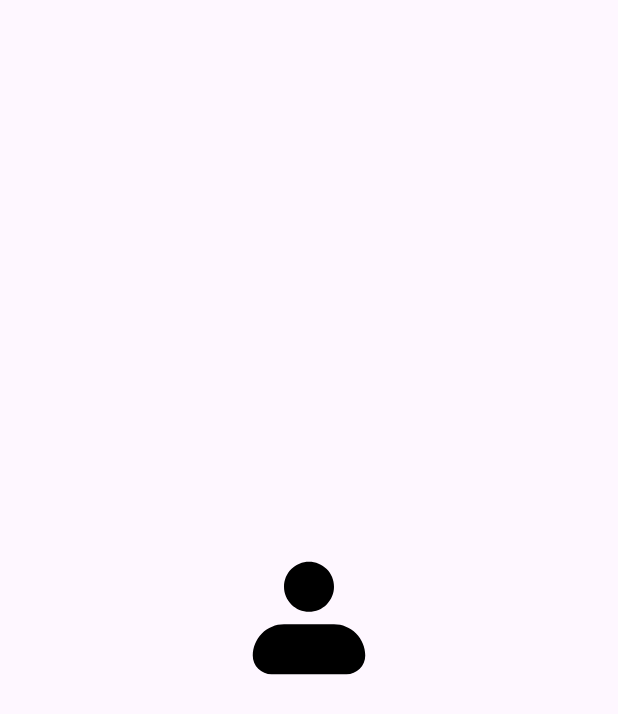
After one commit to ChiragNikam/SevaSahyog, an Android app built with Jetpack Compose: the composable SplashScreen shown on its own in the app's theme, on a phone screen of 412 x 824 dp. The commit adds this screen. Shown: the top 714 px of the screen. Run offline under Robolectric (Android 15) with nearby library versions, the phone set to English and light mode, and no system bars.

Commit message:
api - do login every time as the user reopens the app for token, only if the user is already logged in

```diff
--- /dev/null
+++ b/app/src/main/java/com/learn/sevasahyog/SplashScreen.kt
@@ -0,0 +1,76 @@
+package com.learn.sevasahyog
+
+import android.util.Log
+import android.window.SplashScreen
+import androidx.compose.foundation.Image
+import androidx.compose.foundation.layout.Box
+import androidx.compose.foundation.layout.fillMaxSize
+import androidx.compose.foundation.layout.size
+import androidx.compose.material3.MaterialTheme
+import androidx.compose.material3.Surface
+import androidx.compose.runtime.Composable
+import androidx.compose.runtime.LaunchedEffect
+import androidx.compose.runtime.rememberCoroutineScope
+import androidx.compose.ui.Alignment
+import androidx.compose.ui.Modifier
+import androidx.compose.ui.platform.LocalContext
+import androidx.compose.ui.res.painterResource
+import androidx.compose.ui.unit.dp
+import com.learn.sevasahyog.auth.data.AuthService
+import com.learn.sevasahyog.auth.data.dataclass.SignInRequest
+import com.learn.sevasahyog.auth.domain.SessionManager
+import com.learn.sevasahyog.auth.repo.AuthRepo
+import kotlinx.coroutines.async
+import kotlinx.coroutines.delay
+import kotlinx.coroutines.launch
+
+@Composable
+fun SplashScreen(modifier: Modifier = Modifier, onTimeout: (isLoggedIn: Boolean, userType: String?, isLoginSuccess: Boolean) -> Unit) {
+    val scope = rememberCoroutineScope()
+    val context = LocalContext.current
+
+    val session = SessionManager(context = context)
+
+    LaunchedEffect(key1 = true) {
+        var isLoginSuccess = false
+        scope.async {
+            launch {
+                delay(2000) // 2 seconds delay for the splash screen
+            }
+            launch {
+                val auth = AuthRepo()
+                val sessionData = session.getUserDetails()
+                auth.ngoSignIn(
+                    signInData = SignInRequest(email = sessionData["email"].toString(), password = sessionData["password"].toString()),
+                    onResponse = {call, response->
+                        if (response.isSuccessful){
+                            session.updateToken(response.body()?.token)
+                            isLoginSuccess = true
+                            Log.d("login", "successful, token: ${response.body()?.token}")
+                        }
+                    },
+                    onFailure = {_, _->
+
+                    }
+                )
+                onTimeout(session.isLoggedIn(), session.getUserType(), isLoginSuccess)
+            }
+        }
+    }
+
+    Surface(
+        modifier = Modifier.fillMaxSize(),
+        color = MaterialTheme.colorScheme.background
+    ) {
+        Box(
+            contentAlignment = Alignment.Center,
+            modifier = Modifier.fillMaxSize()
+        ) {
+            Image(
+                painter = painterResource(id = R.drawable.iconamoon_profile_fill),
+                contentDescription = "Logo",
+                modifier = Modifier.size(100.dp)
+            )
+        }
+    }
+}
--- a/app/src/main/java/com/learn/sevasahyog/auth/data/AuthService.kt
+++ b/app/src/main/java/com/learn/sevasahyog/auth/data/AuthService.kt
@@ -13,6 +13,9 @@ interface AuthService {
     @POST("auth/ngo/signIn")
     fun signInAsNgo(@Body request: SignInRequest): Call<SignInResponseNgo>
 
+    @POST("auth/ngo/signIn")
+    suspend fun signInAsNgoSusp(@Body request: SignInRequest): Response<SignInResponseNgo>
+
     @POST("/auth/ngo/signUp")
     fun singUpAsNgo(@Body request: SignUpRequestNgo): Call<NgoAccount>
 }
--- a/app/src/main/java/com/learn/sevasahyog/auth/domain/SessionManager.kt
+++ b/app/src/main/java/com/learn/sevasahyog/auth/domain/SessionManager.kt
@@ -41,6 +41,10 @@ class SessionManager(context: Context?) {
         editor!!.commit()
     }
 
+    fun updateToken(token: String?){
+        editor!!.putString(KEY_TOKEN, token)
+    }
+
     fun checkLogin() {
         if (!this.isLoggedIn()) {
             // If user is not logged in, redirect to login activity
@@ -65,6 +69,10 @@ class SessionManager(context: Context?) {
         return true
     }
 
+    fun getUserType(): String? {
+        return pref!!.getString(KEY_USER_TYPE, "user")
+    }
+
     fun isLoggedIn(): Boolean {
         return pref!!.getBoolean(KEY_IS_LOGGED_IN, false)
     }
--- a/app/src/main/java/com/learn/sevasahyog/auth/domain/SignInViewModel.kt
+++ b/app/src/main/java/com/learn/sevasahyog/auth/domain/SignInViewModel.kt
@@ -131,6 +131,7 @@ class SignInViewModel : ViewModel() {
     }
 
     private fun loginAsNgo() {
+        viewModelScope.launch {
             authRepo.ngoSignIn(
                 signInData = SignInRequest(email = email.value, password = password.value),
                 onResponse = { call, response ->
@@ -163,3 +164,4 @@ class SignInViewModel : ViewModel() {
             )
         }
     }
+}
--- a/app/src/main/java/com/learn/sevasahyog/auth/presentation/SignIn.kt
+++ b/app/src/main/java/com/learn/sevasahyog/auth/presentation/SignIn.kt
@@ -61,6 +61,7 @@ fun SignIn(
     val context = LocalContext.current
     val session = SessionManager(context)
     if (session.isLoggedIn()) {
+        navController.popBackStack()
         navController.navigate("ngo")
     }
     Surface(
```
Also changed, not shown: app/src/main/java/com/learn/sevasahyog/MainActivity.kt (+5 -2 lines), app/src/main/java/com/learn/sevasahyog/nav/AppNavigation.kt (+18 -2 lines). Lines whose indentation alone changed are shown as unchanged.
